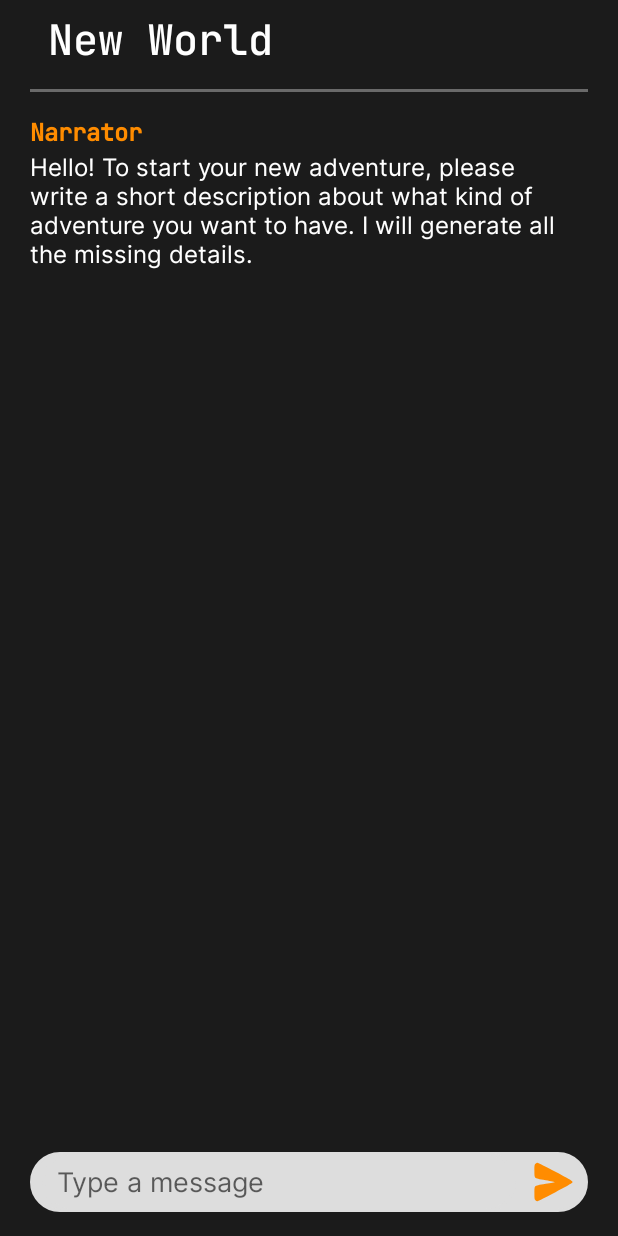
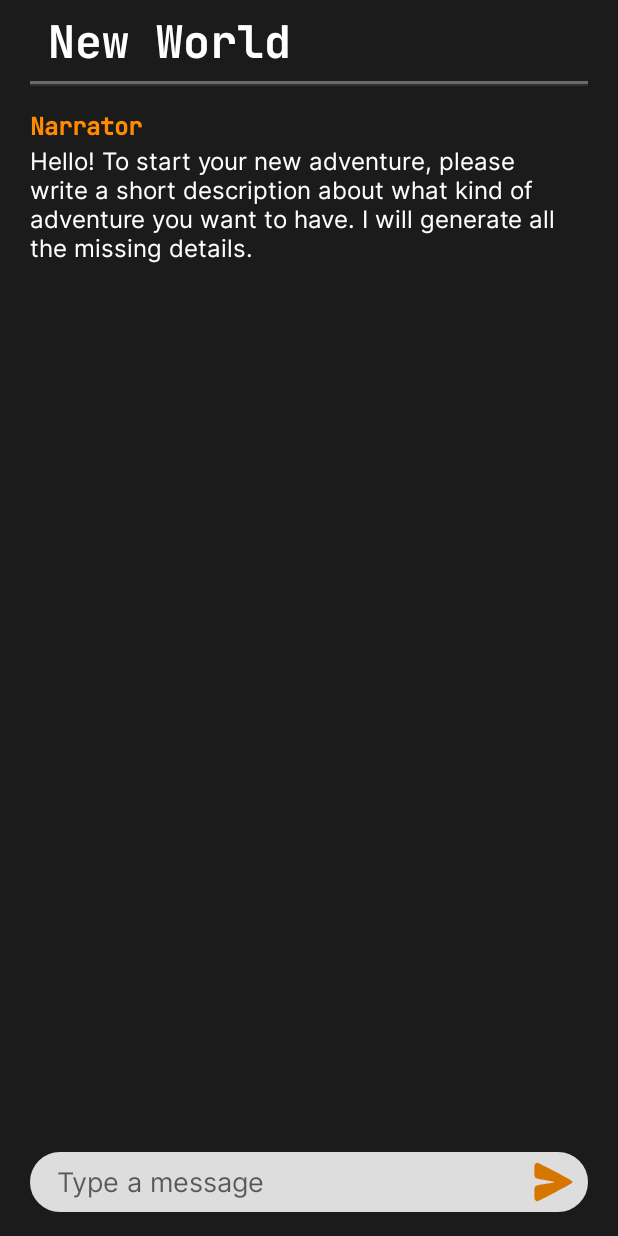
Before and after one commit to BlauesBIld/AITextDungeon, an Android app built with Jetpack Compose: the ChatActivity screen opened directly, with no data from a screen before it, on a phone screen of 412 x 824 dp. Run offline under Robolectric (Android 15) with nearby library versions, the phone set to English and light mode, and no system bars; our stand-ins replace Room's generated code.

Commit message:
Design adjustments in chat, main screen and load page

```diff
--- a/app/src/main/res/layout/activity_chat.xml
+++ b/app/src/main/res/layout/activity_chat.xml
@@ -14,11 +14,11 @@
         android:layout_height="wrap_content"
         android:layout_alignParentStart="true"
         android:layout_alignParentTop="true"
-        android:layout_marginBottom="16dp"
+        android:layout_marginBottom="8dp"
         android:text="New World"
-        android:textSize="28sp"
+        android:textSize="30sp"
         android:textColor="@color/white"
-        app:fontFamily="@font/jet_brains_mono_medium"
+        app:fontFamily="@font/jet_brains_mono_bold"
         android:layout_marginStart="12dp" />
 
     <View
@@ -32,8 +32,7 @@
         android:layout_width="match_parent"
         android:layout_height="wrap_content"
         android:layout_above="@id/inputLayout"
-        android:layout_below="@id/chatTitle"
-        android:paddingTop="8dp" />
+        android:layout_below="@id/chatTitle" />
 
     <LinearLayout
         android:background="@drawable/input_field"
@@ -43,17 +42,18 @@
         android:layout_alignParentBottom="true"
         android:orientation="horizontal"
         android:paddingStart="8dp"
+        android:layout_marginTop="16dp"
         android:layout_marginBottom="8dp">
+
 
         <EditText
             android:id="@+id/inputMessage"
             android:layout_width="0dp"
+            android:layout_height="match_parent"
             android:layout_weight="1"
-            android:layout_height="match_parent"
+            android:background="@drawable/input_field"
             android:hint="Type a message"
-            android:paddingHorizontal="10dp"
-            android:background="@drawable/input_field" />
-
+            android:paddingHorizontal="10dp" />
 
         <ImageButton
             android:id="@+id/sendButton"
@@ -62,7 +62,7 @@
             android:src="@drawable/ic_send"
             android:background="?attr/selectableItemBackgroundBorderless"
             android:layout_marginHorizontal="4dp"
-            app:tint="@color/primaryColor" />
+            app:tint="@color/primaryLightDarkColor" />
     </LinearLayout>
 
 </RelativeLayout>
--- a/app/src/main/res/layout/activity_load_chat.xml
+++ b/app/src/main/res/layout/activity_load_chat.xml
@@ -18,11 +18,11 @@
         android:layout_width="wrap_content"
         android:layout_height="wrap_content"
         android:gravity="center"
+        android:maxLines="2"
         android:text="@string/your_adventures"
         android:textColor="@color/white"
-        android:textSize="40sp"
-        android:maxLines="2"
-        app:fontFamily="@font/jura_bold" />
+        android:textSize="36sp"
+        app:fontFamily="@font/jet_brains_mono_bold" />
 
     <Space
         android:layout_width="match_parent"
--- a/app/src/main/res/layout/chat_card_item.xml
+++ b/app/src/main/res/layout/chat_card_item.xml
@@ -36,7 +36,8 @@
                 android:textSize="20sp"
                 android:text="Title"
                 android:textColor="@color/white"
-                android:layout_marginBottom="16dp" />
+                android:layout_marginBottom="16dp"
+                android:fontFamily="@font/jet_brains_mono_medium" />
 
             <TextView
                 android:id="@+id/cardCreatedOn"
--- a/app/src/main/res/layout/chat_message.xml
+++ b/app/src/main/res/layout/chat_message.xml
@@ -2,8 +2,14 @@
     android:layout_width="match_parent"
     android:layout_height="wrap_content"
     android:orientation="vertical"
-    android:paddingVertical="8dp"
     android:background="#1B1B1B">
+
+    <View
+        android:layout_width="match_parent"
+        android:layout_height="1dp"
+        android:background="@color/secondaryLightColor"
+        android:layout_above="@+id/messagesRecyclerView"
+        android:layout_marginBottom="16dp" />
 
     <TextView
         android:id="@+id/textAuthor"
@@ -19,5 +25,6 @@
         android:layout_width="wrap_content"
         android:layout_height="wrap_content"
         android:textSize="16sp"
-        android:textColor="@android:color/white" />
+        android:textColor="@android:color/white"
+        android:layout_marginBottom="16dp" />
 </LinearLayout>
--- a/app/src/main/res/values/strings.xml
+++ b/app/src/main/res/values/strings.xml
@@ -19,11 +19,11 @@
     <string name="property_name_hint">Enter name</string>
     <string name="property_value_hint">Enter value</string>
     <string name="enter_new_category_hint">Enter New Category Name</string>
-    <string name="create">Create</string>
+    <string name="create">Create World</string>
     <string name="item_icon">item icon</string>
     <string name="assign_category">Assign Category</string>
     <string name="set_properties">Set Properties</string>
     <string name="ai_text_dungeon">AI Text Dungeon</string>
-    <string name="load">Load</string>
+    <string name="load">Load World</string>
     <string name="your_adventures">Your Adventures</string>
 </resources>
```
Also changed, not shown: app/src/main/res/layout/activity_main.xml (+10 -10 lines).
